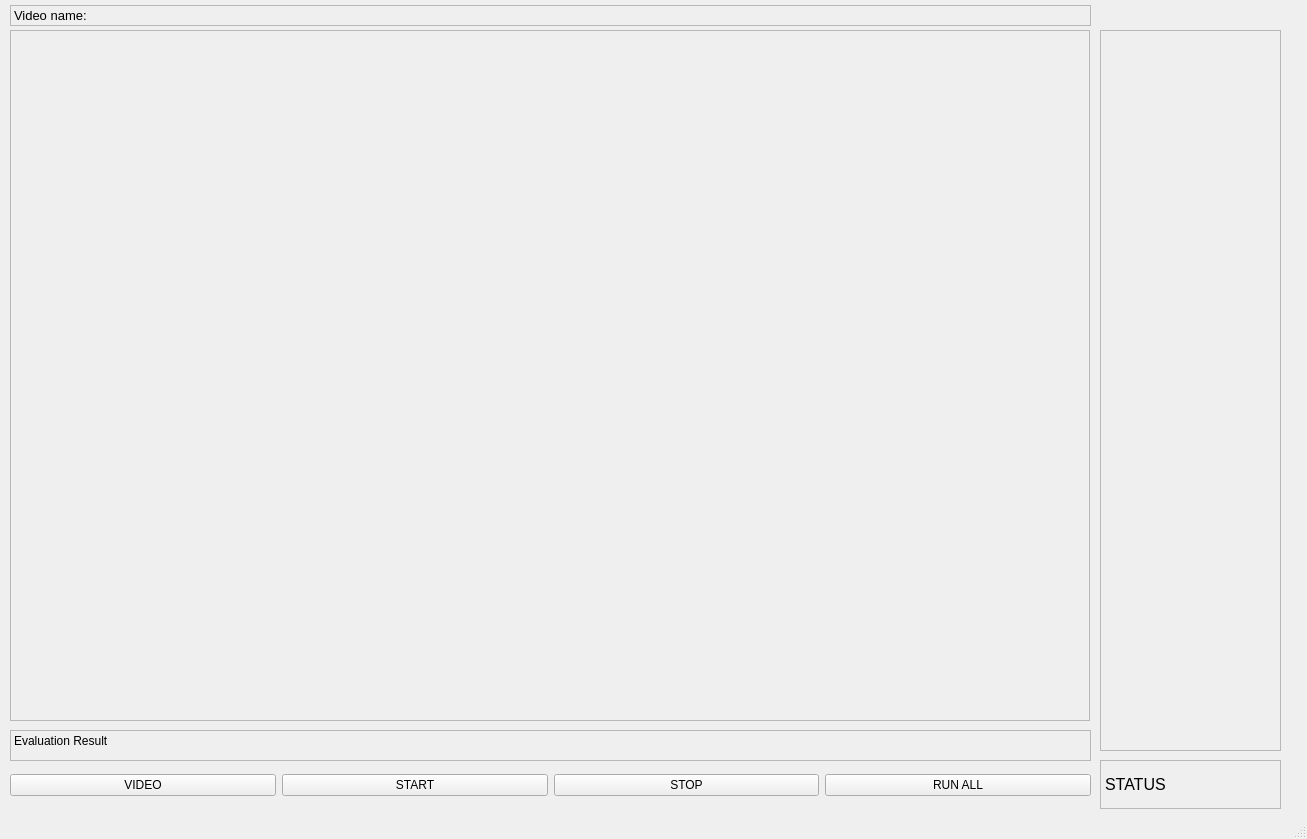
Qt form src/tfe/tfe/views/tfe.ui (SKKUAutoLab/ETSS-02-VehicleDetTrack) before a commit.
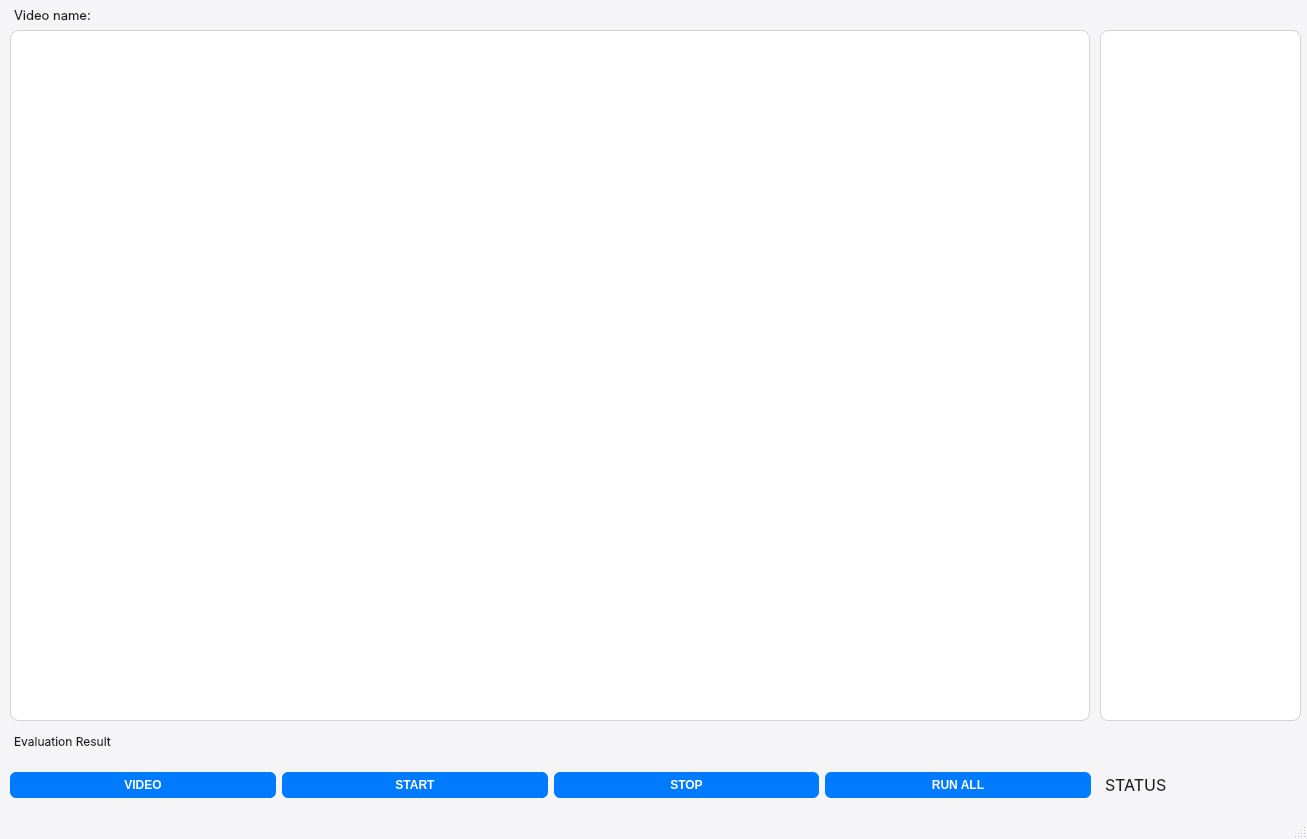
The same form after that commit.

Commit message: Update UI/UX and Stop button

Patch:
```diff
--- a/src/tfe/tfe/views/tfe.ui
+++ b/src/tfe/tfe/views/tfe.ui
@@ -16,19 +16,52 @@
   <property name="autoFillBackground">
    <bool>false</bool>
   </property>
+  <property name="styleSheet">
+   <string>QMainWindow {
+    background-color: #F5F5F7;
+    }
+    QWidget {
+        font-family: -apple-system, BlinkMacSystemFont, &quot;Helvetica Neue&quot;, Helvetica, Arial, sans-serif;
+        color: #1D1D1F;
+    }
+    QPushButton {
+        background-color: #007AFF;
+        color: white;
+        border-radius: 6px;
+        padding: 6px 12px;
+        font-weight: bold;
+        border: none;
+    }
+    QPushButton:hover {
+        background-color: #0056b3;
+    }
+    QPushButton:pressed {
+        background-color: #004085;
+    }
+    QLabel {
+        background-color: transparent;
+    }
+    QLabel#display_frame, QLabel#label_result {
+        background-color: #FFFFFF;
+        border: 1px solid #D2D2D7;
+        border-radius: 8px;
+    }
+   </string>
+  </property>
   <widget class="QWidget" name="centralwidget">
    <widget class="QLabel" name="label_result">
     <property name="geometry">
      <rect>
       <x>1100</x>
       <y>30</y>
-      <width>181</width>
-      <height>721</height>
+      <width>201</width>
+      <height>691</height>
      </rect>
     </property>
     <property name="font">
      <font>
-      <pointsize>16</pointsize>
+      <family>-apple-system</family>
+      <pointsize>14</pointsize>
      </font>
     </property>
     <property name="frameShape">
@@ -55,6 +88,7 @@
     </property>
     <property name="font">
      <font>
+      <family>-apple-system</family>
       <pointsize>10</pointsize>
      </font>
     </property>
@@ -138,6 +172,7 @@
     </property>
     <property name="font">
      <font>
+      <family>-apple-system</family>
       <pointsize>12</pointsize>
      </font>
     </property>
@@ -159,6 +194,7 @@
     </property>
     <property name="font">
      <font>
+      <family>-apple-system</family>
       <pointsize>9</pointsize>
      </font>
     </property>
```
Left out of the diff: 2 changed lines with no effect on the pictures. The commit also changes 3 other files.
